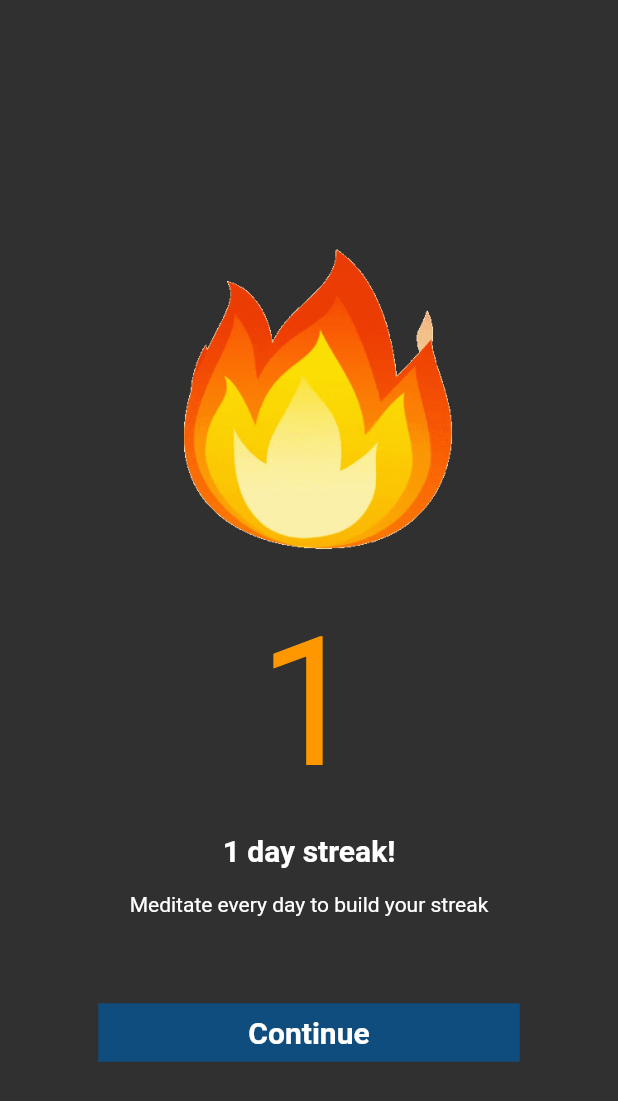
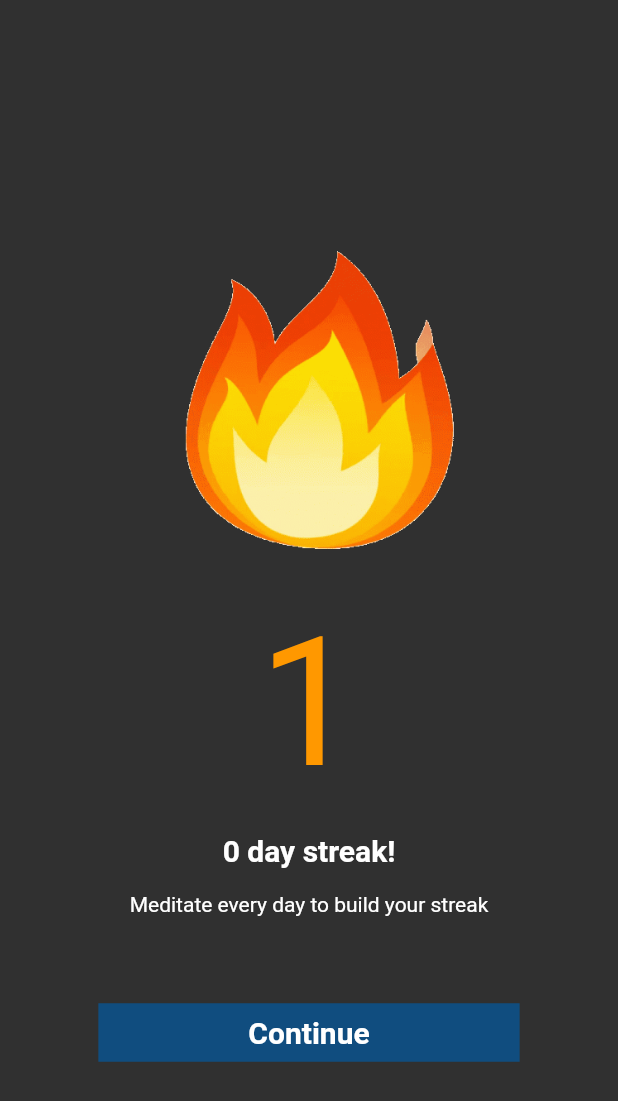
Before and after one commit to jakebildy/lotus, a Flutter app: the StreakCountPage screen opened directly with empty values, on a phone screen of 412 x 824 dp. Shown: the top 1101 px of the screen. Run offline on Flutter 3.47's test engine with Material 2 defaults, Android fonts, the light colour scheme and no system bars; our stand-ins replace audioplayers, circular_countdown_timer, firebase_core, firebase_messaging, fl_chart, flutter_bounce and 11 more; missing offline and left inert: data_connection_checker, flame, flame_audio, heap_flutter_bridge, in_app_review, ocarina; accounts and stored records are empty; network calls fail; statements that could not run were skipped.

```diff
--- a/meditate_app/lib/pages/loading_page.dart
+++ b/meditate_app/lib/pages/loading_page.dart
@@ -1,7 +1,6 @@
 import 'package:flutter/material.dart';
 import 'package:get/get.dart';
 import 'package:meditate_app/components/bubbles/bubbles.dart';
-import 'package:meditate_app/controllers/auth_controller.dart';
 import 'package:meditate_app/controllers/user_controller.dart';
 import 'package:meditate_app/util/quotes.dart';
 
--- a/meditate_app/lib/pages/stats_page.dart
+++ b/meditate_app/lib/pages/stats_page.dart
@@ -37,7 +37,7 @@ class _StatsPageState extends State<StatsPage> {
                       fontWeight: FontWeight.bold),
                 ),
                 Text(
-                  "${userController.totalMinutes()} min",
+                  "${userController.user.value.totalMinutes} min",
                   style: const TextStyle(
                       fontSize: 20,
                       color: Colors.white,
--- a/meditate_app/lib/pages/streak_count_page.dart
+++ b/meditate_app/lib/pages/streak_count_page.dart
@@ -3,7 +3,6 @@ import 'package:get/get.dart';
 import 'package:meditate_app/controllers/user_controller.dart';
 import 'package:meditate_app/pages/new_gems_page.dart';
 import 'package:meditate_app/pages/turtle_hatch_page.dart';
-import 'package:meditate_app/util/logger.dart';
 import 'package:permission_handler/permission_handler.dart';
 
 import '../controllers/save_controller.dart';
@@ -30,18 +29,11 @@ class StreakCountPage extends StatefulWidget {
 
 class _StreakCountPageState extends State<StreakCountPage>
     with TickerProviderStateMixin {
-  late int streak;
+  int streakPlus = 0;
   double opacity = 0;
   @override
   void initState() {
     super.initState();
-    UserController userController = Get.find();
-    logInfo("Streak: " + userController.user.value.streak.toString());
-    streak = widget.alreadyMeditatedToday
-        ? userController.user.value.streak
-        : userController.user.value.streak - 1 < 0
-            ? 0
-            : userController.user.value.streak - 1;
 
     increaseCount();
   }
@@ -50,7 +42,7 @@ class _StreakCountPageState extends State<StreakCountPage>
     await Future.delayed(const Duration(seconds: 1));
     setState(() {
       if (!widget.alreadyMeditatedToday) {
-        streak += 1;
+        streakPlus += 1;
       }
       opacity = 1;
     });
@@ -58,6 +50,13 @@ class _StreakCountPageState extends State<StreakCountPage>
 
   @override
   Widget build(BuildContext context) {
+    UserController userController = Get.find();
+    return Obx(() {
+      int streak = widget.alreadyMeditatedToday
+          ? userController.user.value.streak
+          : userController.user.value.streak - 1 < 0
+              ? 0
+              : userController.user.value.streak - 1;
       return Scaffold(
           // backgroundColor: Colors.white,
           body: Center(
@@ -74,14 +73,15 @@ class _StreakCountPageState extends State<StreakCountPage>
             ),
             Padding(
               padding: const EdgeInsets.all(8.0),
-            child: Text(streak.toString(),
+              child: Text((streak + streakPlus).toString(),
                   style: const TextStyle(fontSize: 120, color: Colors.orange)),
             ),
             Padding(
               padding: const EdgeInsets.all(8.0),
-            child: Text(streak.toString() + " day streak!",
-                style:
-                    const TextStyle(fontSize: 20, fontWeight: FontWeight.bold)),
+              child: Text(
+                  userController.user.value.streak.toString() + " day streak!",
+                  style: const TextStyle(
+                      fontSize: 20, fontWeight: FontWeight.bold)),
             ),
             const Padding(
               padding: EdgeInsets.all(8.0),
@@ -116,7 +116,8 @@ class _StreakCountPageState extends State<StreakCountPage>
               child: Container(
                   color: const Color.fromARGB(255, 16, 77, 127),
                   child: const Padding(
-                  padding: EdgeInsets.symmetric(vertical: 8.0, horizontal: 100),
+                    padding:
+                        EdgeInsets.symmetric(vertical: 8.0, horizontal: 100),
                     child: Text(
                       "Continue",
                       style: TextStyle(
@@ -129,5 +130,6 @@ class _StreakCountPageState extends State<StreakCountPage>
           ],
         ),
       ));
+    });
   }
 }
--- a/meditate_app/lib/util/eggquation.dart
+++ b/meditate_app/lib/util/eggquation.dart
@@ -19,7 +19,7 @@ bool receiveEgg(int timeMeditated) {
   // if (DEBUG_MODE) {
   //   chanceOfEgg = 1;
   // }
-
+  // chanceOfEgg = 1;
   logInfo("Time meditated is $timeMeditated. Chance of egg:" +
       chanceOfEgg.toString());
 
--- a/meditate_app/lib/util/quotes.dart
+++ b/meditate_app/lib/util/quotes.dart
@@ -4,6 +4,7 @@ List<String> quotes = [
   '"All we have to decide is what to do with the time that is given us." \n- Gandalf',
   "“If you look for the light, you can often find it. But if you look for the dark, that is all you will ever see.” \n– Uncle Iroh",
   "“Hope is something you give yourself. That is the meaning of inner strength.” \n– Uncle Iroh",
+  "“True wisdom begins when we accept things as they are.” \n– Tenzin",
   "“I sit in silence and find whenever I meditate, my fears alleviate, my tears evaporate” \n- J. Cole",
   "“Anything’s possible, you gotta dream like you never seen obstacles.” \n- J. Cole",
   "“No such thing as a life that’s better than yours, no such thing..” \n- J. Cole",
```
Also changed, not shown: meditate_app/lib/controllers/egg_controller.dart (+11 -3 lines), meditate_app/lib/controllers/user_controller.dart (+3 -7 lines), meditate_app/lib/flame/components/other_turtle.dart (+1 -7 lines), meditate_app/lib/pages/countdown_page.dart (+1 -25 lines), meditate_app/assets/sand_dollar_chest.png, meditate_app/assets/sand_dollar_overlay.png, 1 other file. Lines whose indentation alone changed are shown as unchanged.
